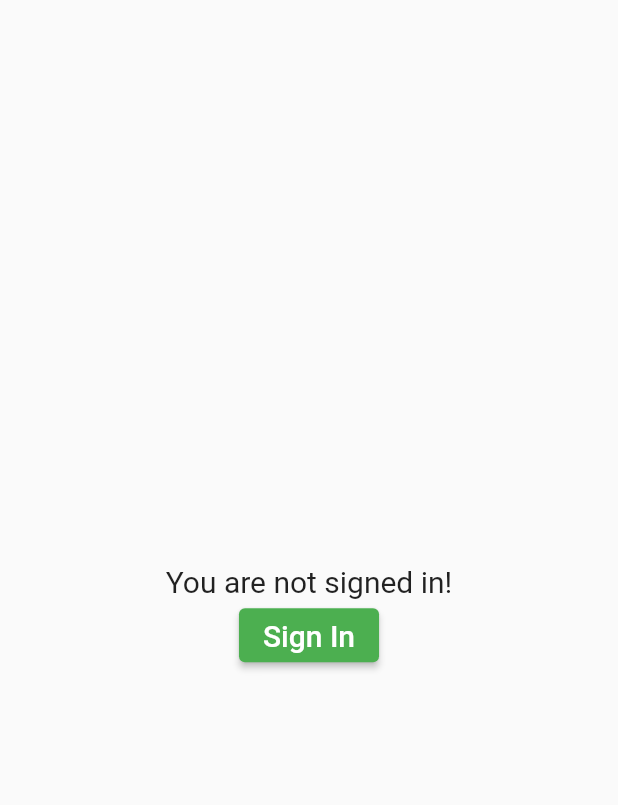
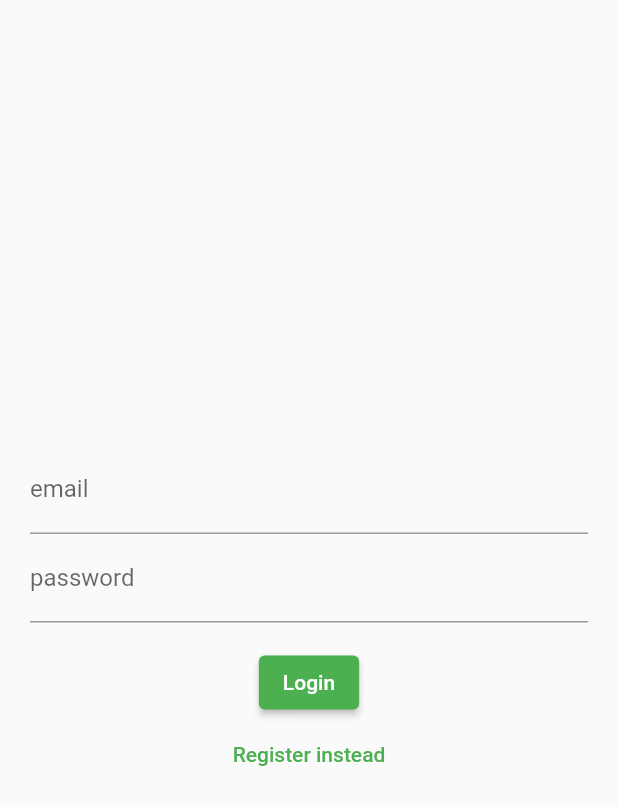
Before and after one commit to WilliamLee101/Green-Go, a Flutter app: the screen it shows after launch, item 2 of the bottom bar chosen, on a phone screen of 412 x 824 dp. Shown: the top 805 px of the screen. Run offline on Flutter 3.47's test engine with Material 2 defaults, Android fonts, the phone set to English and light mode, and no system bars; our stand-ins replace cloud_firestore, firebase_auth, firebase_core, firebase_database, flutter_login, google_sign_in; accounts and stored records are empty.

Commit message:
manual email and pw login proceess

```diff
--- /dev/null
+++ b/green_n_go/lib/auth.dart
@@ -0,0 +1,22 @@
+import 'package:firebase_auth/firebase_auth.dart';
+
+class Auth {
+  final FirebaseAuth _auth = FirebaseAuth.instance;
+
+  User? get currentUser => _auth.currentUser;
+
+  Stream<User?> get authStateChanges => _auth.authStateChanges();
+  Future<void> signInWithEmailAndPassword(String email, String password) async {
+    await _auth.signInWithEmailAndPassword(email: email, password: password);
+  }
+
+  Future<void> createUserWithEmailAndPassword(
+      String email, String password) async {
+    await _auth.createUserWithEmailAndPassword(
+        email: email, password: password);
+  }
+
+  Future<void> signOut() async {
+    await _auth.signOut();
+  }
+}
--- /dev/null
+++ b/green_n_go/lib/pages/login_register_page.dart
@@ -0,0 +1,92 @@
+import 'package:flutter/material.dart';
+import 'package:green_n_go/auth.dart';
+import 'package:firebase_auth/firebase_auth.dart';
+
+class LoginPage extends StatefulWidget {
+  const LoginPage({super.key});
+
+  @override
+  State<LoginPage> createState() => _LoginPageState();
+}
+
+class _LoginPageState extends State<LoginPage> {
+  String? errorMessage = '';
+  bool isLogin = true;
+  final TextEditingController _controllerEmail = TextEditingController();
+  final TextEditingController _controllerPassword = TextEditingController();
+
+  Future<void> signInWithEmailandPassword() async {
+    try {
+      await Auth().signInWithEmailAndPassword(
+          _controllerEmail.text, _controllerPassword.text);
+    } on FirebaseAuthException catch (e) {
+      setState(() {
+        errorMessage = e.message;
+      });
+    }
+  }
+
+  Future<void> createUserWithEmailAndPassword() async {
+    try {
+      await Auth().createUserWithEmailAndPassword(
+          _controllerEmail.text, _controllerPassword.text);
+    } on FirebaseAuthException catch (e) {
+      setState(() {
+        errorMessage = e.message;
+      });
+    }
+  }
+
+  Widget _entryField(String title, TextEditingController controller) {
+    return TextField(
+      controller: controller,
+      decoration: InputDecoration(
+        labelText: title,
+      ),
+    );
+  }
+
+  Widget _errorMessage() {
+    return Text(errorMessage == '' ? '' : 'Humm? $errorMessage');
+  }
+
+  Widget _submitButton() {
+    return ElevatedButton(
+        onPressed: isLogin
+            ? signInWithEmailandPassword
+            : createUserWithEmailAndPassword,
+        child: Text(isLogin ? 'Login' : 'Sign Up'));
+  }
+
+  Widget _LoginOrRegisterButton() {
+    return TextButton(
+        onPressed: () {
+          setState(() {
+            isLogin = !isLogin;
+          });
+        },
+        child: Text(isLogin ? 'Register instead' : 'Login Instead'));
+  }
+
+  @override
+  Widget build(BuildContext context) {
+    return Scaffold(
+      body: Container(
+        height: double.infinity,
+        width: double.infinity,
+        padding: const EdgeInsets.all(20),
+        child: Column(
+          crossAxisAlignment: CrossAxisAlignment.center,
+          mainAxisAlignment: MainAxisAlignment.center,
+          children: <Widget>[
+            _entryField('email', _controllerEmail),
+            _entryField('password', _controllerPassword),
+            _errorMessage(),
+            _submitButton(),
+            _LoginOrRegisterButton()
+          ],
+        ),
+      ),
+    );
+  }
+}
--- a/green_n_go/lib/profileView.dart
+++ b/green_n_go/lib/profileView.dart
@@ -1,12 +1,15 @@
 import 'package:flutter/material.dart';
-
+import 'package:green_n_go/auth.dart';
 class profileView extends StatelessWidget {
   @override
   Widget build(BuildContext context) {
+    Future<void> signOut() async {
+      Auth().signOut();
+    }
     return Scaffold(
         appBar: AppBar(
           title: const Text('Profile'),
         ),
-        body: ElevatedButton(onPressed: () {}, child: Text("Sign out")));
+        body: ElevatedButton(onPressed: signOut, child: Text("Sign out")));
   }
 }
--- /dev/null
+++ b/green_n_go/lib/widgetTree.dart
@@ -0,0 +1,28 @@
+import 'package:flutter/material.dart';
+import 'package:green_n_go/auth.dart';
+import 'package:green_n_go/home_page.dart';
+import 'package:green_n_go/profileView.dart';
+import 'package:green_n_go/signInPage.dart';
+import 'package:green_n_go/pages/login_register_page.dart';
+
+class WidgetTree extends StatefulWidget {
+  const WidgetTree({super.key});
+
+  @override
+  State<WidgetTree> createState() => _WidgetTreeState();
+}
+
+class _WidgetTreeState extends State<WidgetTree> {
+  @override
+  Widget build(BuildContext context) {
+    return StreamBuilder(
+        stream: Auth().authStateChanges,
+        builder: (context, snapshot) {
+          if (snapshot.hasData) {
+            return profileView();
+          } else {
+            return (const LoginPage());
+          }
+        });
+  }
+}
```
Also changed, not shown: green_n_go/lib/bottonNav.dart (added, +23 -0 lines), green_n_go/lib/main.dart (+4 -7 lines), green_n_go/lib/signInPage.dart (added, +29 -0 lines).
